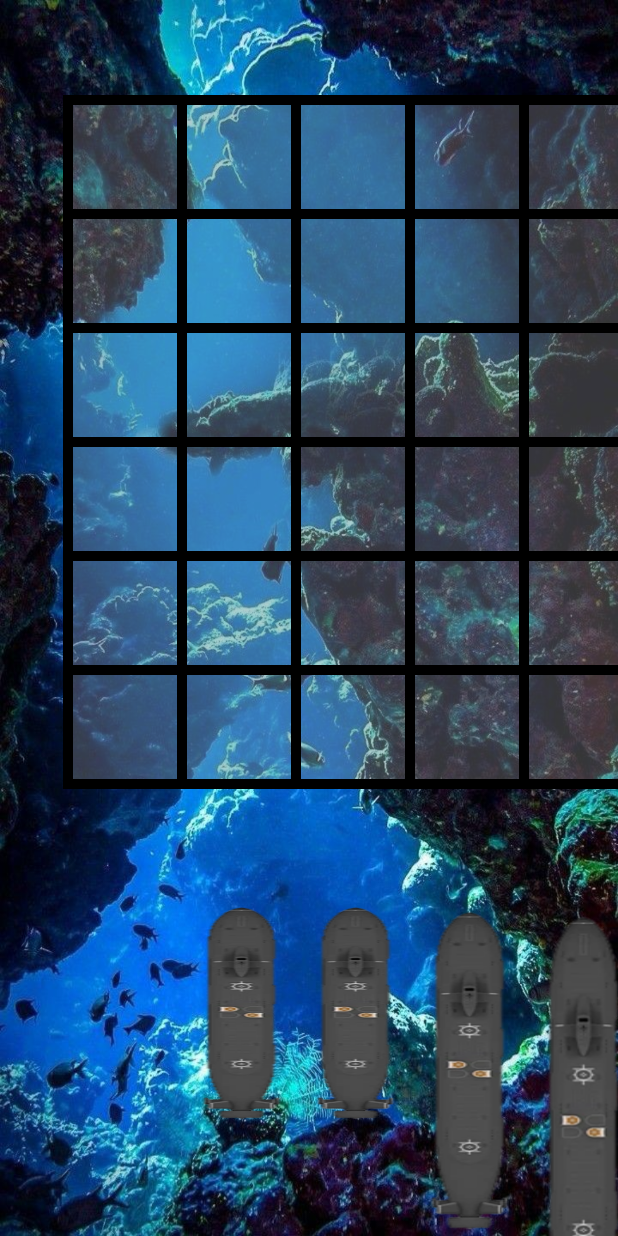
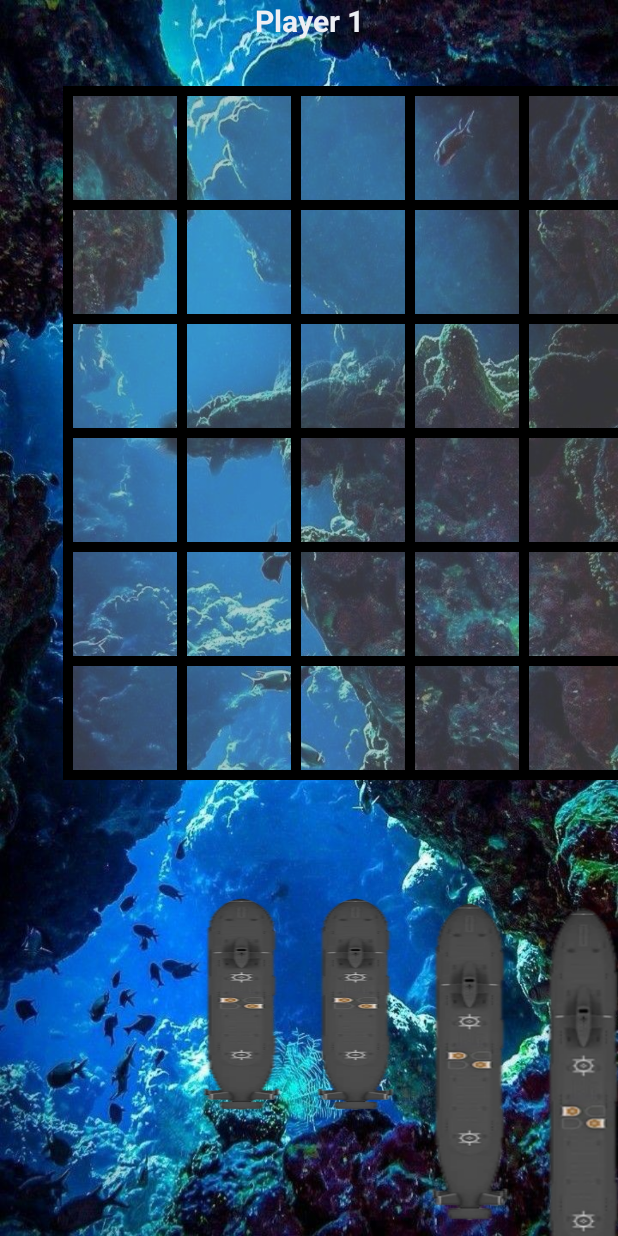
Before and after one commit to Neta567/SubmarinesGame, an Android app: the MyBoardGameActivity screen opened directly, with no data from a screen before it, on a phone screen of 412 x 824 dp. Run offline under Robolectric (Android 15) with nearby library versions, the phone set to English and light mode, and no system bars; our stand-ins replace Firebase (no records; nobody signed in at launch, a user with empty details on screens opened directly), data binding.

Commit message:
Add databinding feature and current player text and bind it to game model

```diff
--- a/app/build.gradle.kts
+++ b/app/build.gradle.kts
@@ -30,6 +30,7 @@ android {
 
     buildFeatures {
         viewBinding = true
+        dataBinding = true
     }
 }
 
--- a/app/src/main/java/com/example/submarines/MyBoardGameActivity.java
+++ b/app/src/main/java/com/example/submarines/MyBoardGameActivity.java
@@ -19,13 +19,13 @@ public class MyBoardGameActivity extends AppCompatActivity {
     protected void onCreate(Bundle savedInstanceState) {
         super.onCreate(savedInstanceState);
         binding = ActivityBoardGameBinding.inflate(getLayoutInflater());
-        setContentView(binding.getRoot());
+        setContentView(binding.rootLayout);
 
         GameModel.INSTANCE.gameId = ((Integer)new Random().nextInt(10000)).toString();
+        binding.setViewModel(GameModel.INSTANCE);
         FireBaseStore.INSTANCE.saveGame(GameModel.INSTANCE);
 
         MyBoard myBoard = new MyBoard(this);
-        LinearLayout ll = findViewById(R.id.ll);
-        ll.addView(myBoard);
+        binding.ll.addView(myBoard);
     }
 }
--- a/app/src/main/java/com/example/submarines/boards/BoardGame.java
+++ b/app/src/main/java/com/example/submarines/boards/BoardGame.java
@@ -264,7 +264,7 @@ public class BoardGame extends View {
         squareSize = canvas.getWidth()/3/NUM_OF_SQUARES +80;
 
         int x1 = canvas.getWidth()/9;
-        int y1 = 100;
+        int y1 = 50;
         int w1 = squareSize;
         int color1 = Color.GRAY;
         //int color = Color.BLACK;
--- a/app/src/main/java/com/example/submarines/model/GameModel.java
+++ b/app/src/main/java/com/example/submarines/model/GameModel.java
@@ -8,4 +8,8 @@ public class GameModel {
     public String gameResult = "";
     public String player1Name = "Player 1";
     public String player2Name = "Player 2";
+
+    public String getCurrentPlayerName() {
+        return player1Name;
+    }
 }
--- a/app/src/main/res/layout/activity_board_game.xml
+++ b/app/src/main/res/layout/activity_board_game.xml
@@ -1,15 +1,30 @@
 <?xml version="1.0" encoding="utf-8"?>
-<LinearLayout xmlns:android="http://schemas.android.com/apk/res/android"
-    xmlns:app="http://schemas.android.com/apk/res-auto"
-    xmlns:tools="http://schemas.android.com/tools"
-    android:layout_width="match_parent"
-    android:layout_height="match_parent"
-    android:orientation="vertical">
+<layout xmlns:android="http://schemas.android.com/apk/res/android">
+    <data>
+        <variable name="viewModel" type="com.example.submarines.model.GameModel"/>
+    </data>
     <LinearLayout
         android:layout_width="match_parent"
         android:layout_height="match_parent"
-        android:background="@drawable/background"
-        android:id="@+id/ll"
-        android:orientation="horizontal"></LinearLayout>
+        android:orientation="vertical"
+        android:id="@+id/rootLayout"
+        android:background="@drawable/background">
 
-</LinearLayout>
+        <TextView
+            android:layout_width="match_parent"
+            android:layout_height="wrap_content"
+            android:text="@{viewModel.currentPlayerName, default=Player1}"
+            android:textSize="20sp"
+            android:gravity="center_horizontal"
+            android:textColor="#EDEFF4"
+            android:textStyle="bold"/>
+
+        <LinearLayout
+            android:layout_width="match_parent"
+            android:layout_height="match_parent"
+            android:id="@+id/ll"
+            android:orientation="horizontal" >
+
+        </LinearLayout>
+    </LinearLayout>
+</layout>
```
